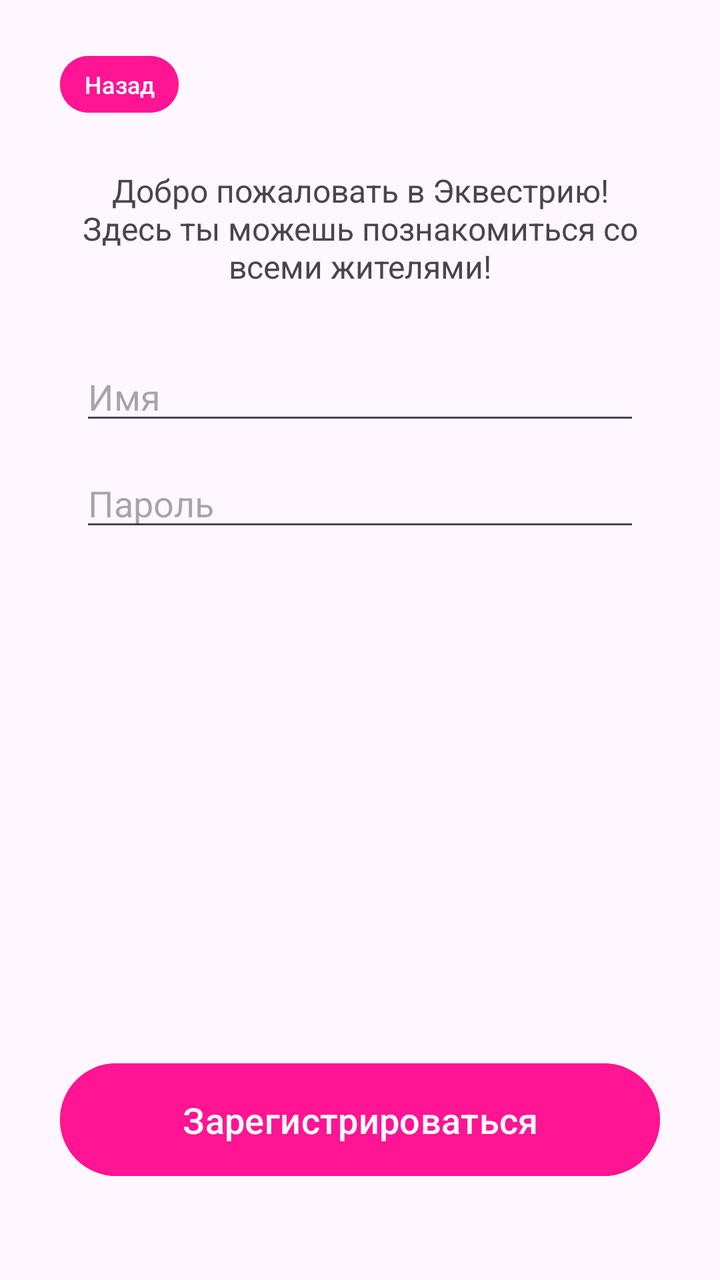
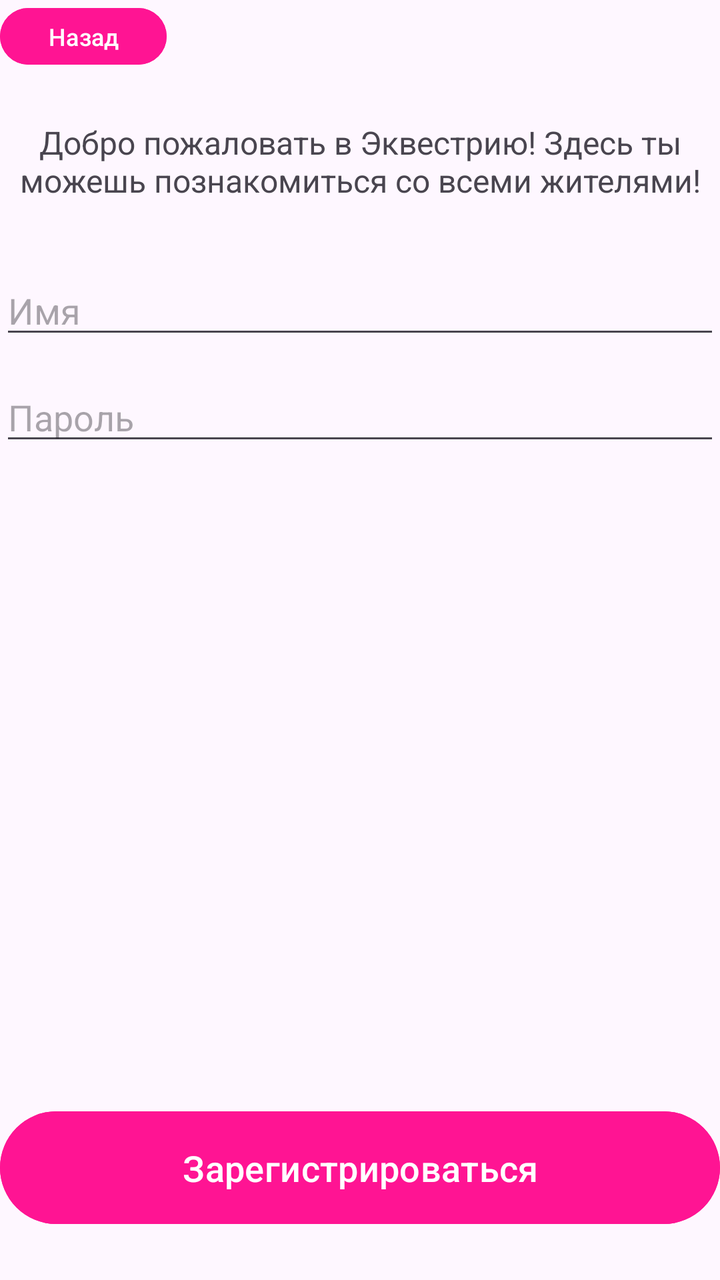

Compare the two renders of this Android layout. The source of the first and the diff that turns it into the second are given below.
<!-- AndroidManifest.xml: application theme Theme.MobileDev -->
<!-- res/layout/activity_registration.xml -->
<?xml version="1.0" encoding="utf-8"?>
<androidx.constraintlayout.widget.ConstraintLayout
    xmlns:android="http://schemas.android.com/apk/res/android"
    xmlns:app="http://schemas.android.com/apk/res-auto"

    android:layout_width="match_parent"
    android:layout_height="match_parent"
    android:padding="24dp"
    android:id="@+id/registration">

    <Button
        android:id="@+id/btn_back"
        android:layout_width="wrap_content"
        android:layout_height="wrap_content"
        android:text="Назад"
        android:textSize="12sp"
        android:backgroundTint="#FF1493"
        android:paddingStart="12dp"
        android:paddingEnd="12dp"
        android:layout_marginStart="6dp"
        android:minHeight="0dp"
        android:minWidth="0dp"
        app:layout_constraintTop_toTopOf="parent"
        app:layout_constraintStart_toStartOf="parent" />

    <TextView
        android:id="@+id/greeting"
        android:layout_width="0dp"
        android:layout_height="wrap_content"
        android:text="Добро пожаловать в Эквестрию! Здесь ты можешь познакомиться со всеми жителями!"
        android:textSize="16sp"
        android:gravity="center"
        android:layout_marginTop="24dp"
        android:layout_marginStart="16dp"
        android:layout_marginEnd="16dp"
        app:layout_constraintTop_toBottomOf="@id/btn_back"
        app:layout_constraintStart_toStartOf="parent"
        app:layout_constraintEnd_toEndOf="parent" />

    <EditText
        android:id="@+id/username"
        android:layout_width="0dp"
        android:layout_height="wrap_content"
        android:hint="Имя"
        android:layout_marginTop="32dp"
        android:layout_marginStart="16dp"
        android:layout_marginEnd="16dp"
        app:layout_constraintTop_toBottomOf="@id/greeting"
        app:layout_constraintStart_toStartOf="parent"
        app:layout_constraintEnd_toEndOf="parent" />

    <EditText
        android:id="@+id/password"
        android:layout_width="0dp"
        android:layout_height="wrap_content"
        android:hint="Пароль"
        android:inputType="textPassword"
        android:layout_marginTop="12dp"
        android:layout_marginStart="16dp"
        android:layout_marginEnd="16dp"
        app:layout_constraintTop_toBottomOf="@id/username"
        app:layout_constraintStart_toStartOf="parent"
        app:layout_constraintEnd_toEndOf="parent" />

    <Button
        android:id="@+id/btn_to_start"
        android:layout_width="0dp"
        android:layout_height="wrap_content"
        android:text="Зарегистрироваться"
        android:textSize="18sp"
        android:backgroundTint="#FF1493"
        android:paddingTop="16dp"
        android:paddingBottom="16dp"
        android:layout_marginStart="6dp"
        android:layout_marginEnd="6dp"
        android:layout_marginBottom="24dp"
        app:layout_constraintBottom_toBottomOf="parent"
        app:layout_constraintStart_toStartOf="parent"
        app:layout_constraintEnd_toEndOf="parent" />

</androidx.constraintlayout.widget.ConstraintLayout>
<!-- resources referenced by this layout -->
<resources>
  <style name="Theme.MobileDev" parent="Base.Theme.MobileDev" />
  <style name="Base.Theme.MobileDev" parent="Theme.Material3.DayNight.NoActionBar">
          
          
      </style>
</resources>

<!-- the commit's change to res/layout/activity_registration.xml (unified diff, before → after) -->
@@ -5,8 +5,8 @@
 
     android:layout_width="match_parent"
     android:layout_height="match_parent"
-    android:padding="24dp"
-    android:id="@+id/registration">
+    android:id="@+id/registration"
+    android:layout_margin="15dp">
 
     <Button
         android:id="@+id/btn_back"
@@ -15,9 +15,6 @@
         android:text="Назад"
         android:textSize="12sp"
         android:backgroundTint="#FF1493"
-        android:paddingStart="12dp"
-        android:paddingEnd="12dp"
-        android:layout_marginStart="6dp"
         android:minHeight="0dp"
         android:minWidth="0dp"
         app:layout_constraintTop_toTopOf="parent"
@@ -31,8 +28,6 @@
         android:textSize="16sp"
         android:gravity="center"
         android:layout_marginTop="24dp"
-        android:layout_marginStart="16dp"
-        android:layout_marginEnd="16dp"
         app:layout_constraintTop_toBottomOf="@id/btn_back"
         app:layout_constraintStart_toStartOf="parent"
         app:layout_constraintEnd_toEndOf="parent" />
@@ -43,8 +38,6 @@
         android:layout_height="wrap_content"
         android:hint="Имя"
         android:layout_marginTop="32dp"
-        android:layout_marginStart="16dp"
-        android:layout_marginEnd="16dp"
         app:layout_constraintTop_toBottomOf="@id/greeting"
         app:layout_constraintStart_toStartOf="parent"
         app:layout_constraintEnd_toEndOf="parent" />
@@ -56,8 +49,6 @@
         android:hint="Пароль"
         android:inputType="textPassword"
         android:layout_marginTop="12dp"
-        android:layout_marginStart="16dp"
-        android:layout_marginEnd="16dp"
         app:layout_constraintTop_toBottomOf="@id/username"
         app:layout_constraintStart_toStartOf="parent"
         app:layout_constraintEnd_toEndOf="parent" />
@@ -71,8 +62,6 @@
         android:backgroundTint="#FF1493"
         android:paddingTop="16dp"
         android:paddingBottom="16dp"
-        android:layout_marginStart="6dp"
-        android:layout_marginEnd="6dp"
         android:layout_marginBottom="24dp"
         app:layout_constraintBottom_toBottomOf="parent"
         app:layout_constraintStart_toStartOf="parent"
